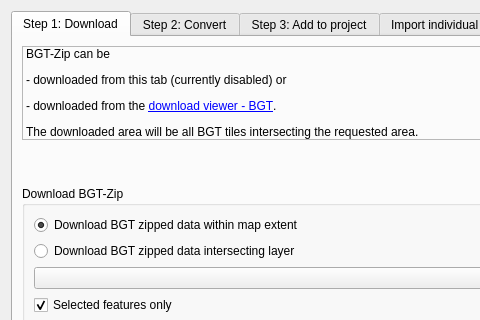
The window that bgt_import_dialog_base.ui (MarcoDuiker/QGIS_BGT_Import) describes before a commit, drawn with Qt 5; both pictures show x 0 to 480 and y 0 to 320 of the 795 by 579 pixel window.
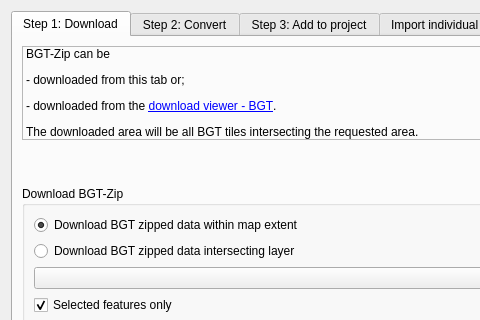
The same window after the commit. Custom widgets are drawn as their Qt base class.

Commit message: vertallingen toegevoegd

What changed in the file:
```diff
--- a/bgt_import_dialog_base.ui
+++ b/bgt_import_dialog_base.ui
@@ -45,10 +45,7 @@
           <number>1</number>
          </property>
          <property name="text">
-          <string>&lt;html&gt;&lt;head/&gt;&lt;body&gt;&lt;p&gt;BGT-Zip can be &lt;/p&gt;&lt;p&gt;- downloaded from this tab (currently disabled) or&lt;/p&gt;&lt;p&gt;- downloaded from the &lt;a href=&quot;https://app.pdok.nl/lv/bgt/download-viewer/&quot;&gt;&lt;span style=&quot; text-decoration: underline; color:#0000ff;&quot;&gt;download viewer - BGT&lt;/span&gt;&lt;/a&gt;.&lt;/p&gt;
-
-&lt;p&gt;The downloaded area will be all BGT tiles intersecting the requested area.&lt;/p&gt;
-&lt;/body&gt;&lt;/html&gt;</string>
+          <string>&lt;html&gt;&lt;head/&gt;&lt;body&gt;&lt;p&gt;BGT-Zip can be &lt;/p&gt;&lt;p&gt;- downloaded from this tab or;&lt;/p&gt;&lt;p&gt;- downloaded from the &lt;a href=&quot;https://app.pdok.nl/lv/bgt/download-viewer/&quot;&gt;&lt;span style=&quot; text-decoration: underline; color:#0000ff;&quot;&gt;download viewer - BGT&lt;/span&gt;&lt;/a&gt;. &lt;/p&gt;&lt;p&gt;The downloaded area will be all BGT tiles intersecting the requested area.&lt;/p&gt;&lt;/body&gt;&lt;/html&gt;</string>
          </property>
          <property name="wordWrap">
           <bool>true</bool>
```
The commit also changes 2 other files.
